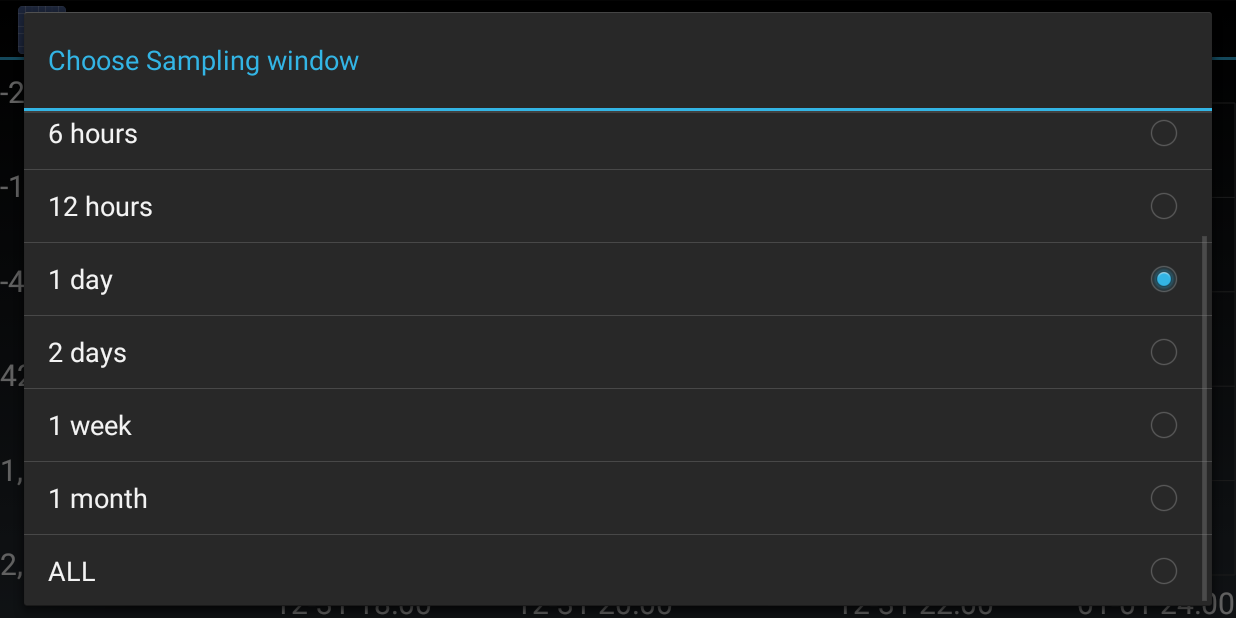
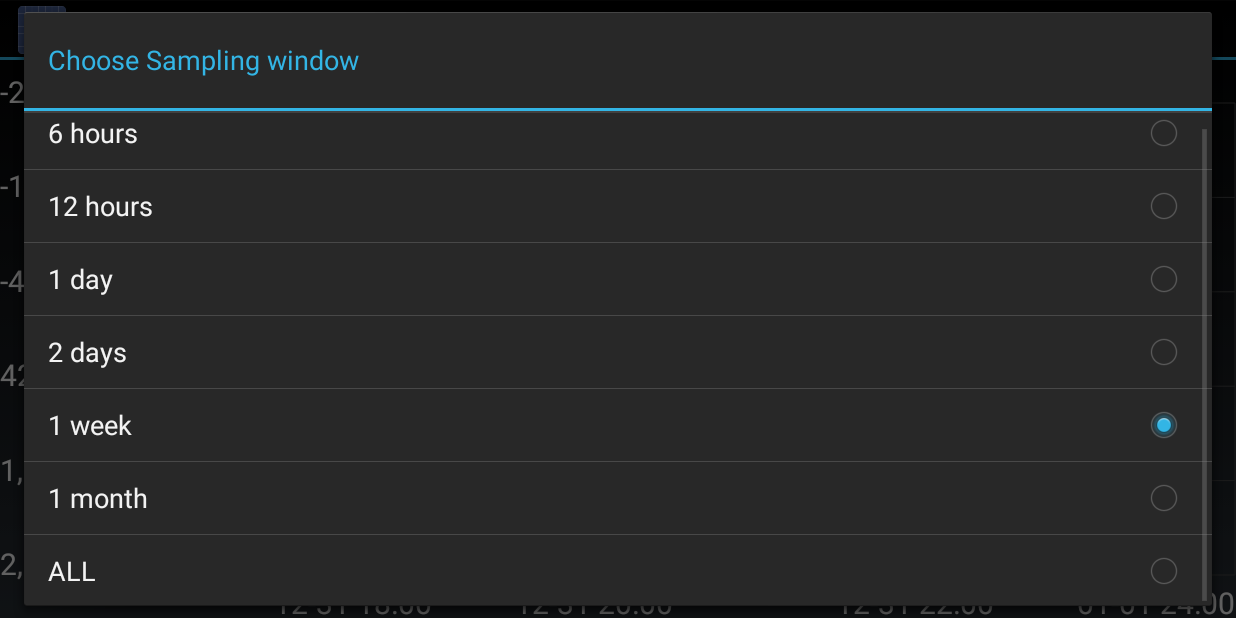
Before and after one commit to abid-mujtaba/BitcoinTracker, an Android app: the screen it shows after launch (MainActivity), in the options menu, after a tap on "Sampling Window", on a phone screen of 824 x 412 dp (held sideways). Run offline under Robolectric (Android 15) with nearby library versions, the phone set to English and light mode, and no system bars; 4 statements that could not run were skipped.

```diff
--- a/src/main/java/com/abid_mujtaba/bitcoin/tracker/MainActivity.java
+++ b/src/main/java/com/abid_mujtaba/bitcoin/tracker/MainActivity.java
@@ -191,8 +191,8 @@ public class MainActivity extends Activity
 
     private int mChosenWindowIndex = 4;         // The default value of the window interval is 1 day.
     private AlertDialog windowDialog;
-    private final String[] window_strings = {"1 hour", "3 hours", "6 hours", "12 hours", "1 day", "2 days", "1 week", "1 month", "ALL"};
-    private final long[] windows = {3600, 3 * 3600, 6 * 3600, 12 * 3600, 86400, 2 * 86400, 7 * 86400, 30 * 86400, Long.MAX_VALUE};
+    private final String[] window_strings = {"6 hours", "12 hours", "1 day", "2 days", "1 week", "1 month", "ALL"};
+    private final long[] windows = {6 * 3600, 12 * 3600, 86400, 2 * 86400, 7 * 86400, 30 * 86400, Long.MAX_VALUE};
 
     private void change_sampling_window()
     {
--- a/src/main/java/com/abid_mujtaba/bitcoin/tracker/data/Data.java
+++ b/src/main/java/com/abid_mujtaba/bitcoin/tracker/data/Data.java
@@ -44,7 +44,8 @@ public class Data
 {
     private static final String FOLDER = "bitcoin";
     private static final String FILENAME = "data.txt";
-    private static final String FETCH_URL = "http://www.abid-mujtaba.name:8080/bitcoin/api/since/%d/";
+
+    private static final String FETCH_URL = "https://marzipan.whatbox.ca:3983/bitcoin/api/since/%d/";
 
 
     private static File data_file()     // Method for getting File object handle on the local data file
@@ -114,7 +115,7 @@ public class Data
     public static JSONObject fetch() throws ClientException
     {
         long now = System.currentTimeMillis() / 1000;
-        long threshold = now - (86400 * 2);             // Get unix time for two days ago
+        long threshold = now - (86400 * 4);             // Get unix time for four days ago
 
         String url = String.format(FETCH_URL, threshold);
 
--- a/src/main/java/com/abid_mujtaba/bitcoin/tracker/network/Client.java
+++ b/src/main/java/com/abid_mujtaba/bitcoin/tracker/network/Client.java
@@ -27,9 +27,11 @@ import java.io.IOException;
 import java.io.InputStream;
 import java.io.InputStreamReader;
 import java.io.UnsupportedEncodingException;
-import java.net.HttpURLConnection;
+
+import javax.net.ssl.HttpsURLConnection;
 import java.net.SocketTimeoutException;
 import java.net.URL;
+
 
 /**
  * Encapsulates all network I/O associated with the Client functionality of the application.
@@ -54,12 +56,12 @@ public class Client
 
     private static String get(String url_string) throws ClientException
     {
-        HttpURLConnection connection = null;            // NOTE: fetchImage is set up to use HTTP not HTTPS
+        HttpsURLConnection connection = null;            // NOTE: fetchImage is set up to use HTTP not HTTPS
 
         try
         {
             URL url = new URL(url_string);
-            connection = (HttpURLConnection) url.openConnection();
+            connection = (HttpsURLConnection) url.openConnection();
 
             connection.setConnectTimeout(CONNECTION_TIMEOUT);
             connection.setReadTimeout(READ_TIMEOUT);
```
